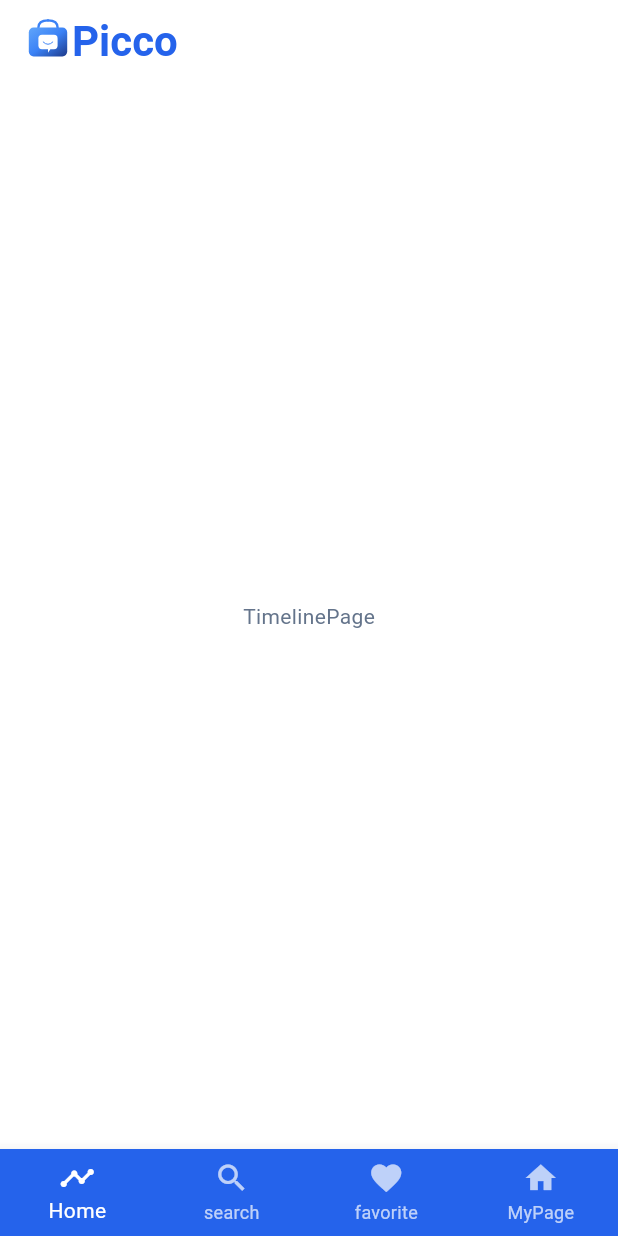
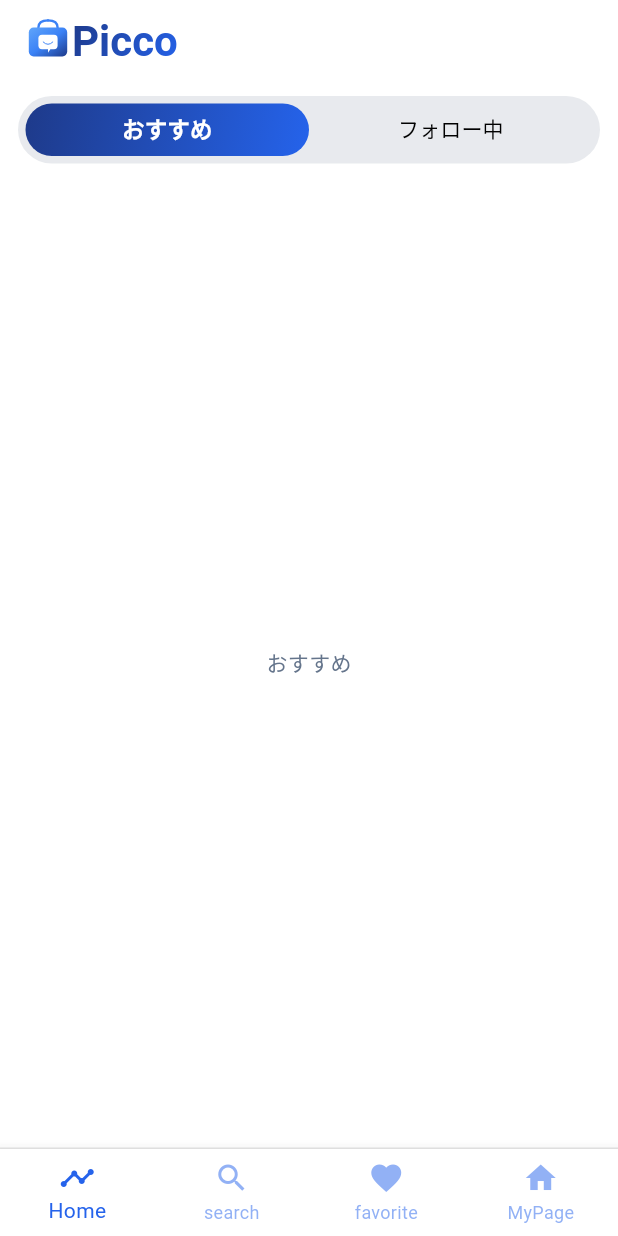
Before and after one commit to gon-papa/picco, a Flutter app: the screen it shows after launch, on a phone screen of 412 x 824 dp. Run offline on Flutter 3.47's test engine with Material 3 defaults, Android fonts, the phone set to English and light mode, and no system bars; our stand-ins replace flutter_riverpod, flutter_svg, go_router, vector_graphics.

Commit message:
テーマカラー追加とhome作成

```diff
--- a/lib/main.dart
+++ b/lib/main.dart
@@ -13,10 +13,17 @@ class MyApp extends ConsumerWidget {
   @override
   Widget build(BuildContext context, WidgetRef ref) {
     final router = ref.watch(goRouteProvider);
+    final mode = ref.watch(modeProvider);
     return MaterialApp.router(
       title: 'Flutter Demo',
-      theme: AppTheme.light,
+      theme: mode == AppMode.female ? AppTheme.female : AppTheme.male,
+      darkTheme: AppTheme.dark,
+      themeMode: mode == AppMode.dark ? ThemeMode.dark : ThemeMode.light,
       routerConfig: router,
     );
   }
 }
+
+final modeProvider = StateProvider<AppMode>((ref) => AppMode.male);
+
+enum AppMode { male, female, dark }
--- a/lib/main/main_scaffold.dart
+++ b/lib/main/main_scaffold.dart
@@ -1,8 +1,10 @@
 import 'package:flutter/material.dart';
 import 'package:flutter_riverpod/flutter_riverpod.dart';
 import 'package:picco/gen/assets.gen.dart';
+import 'package:picco/main.dart';
 import 'package:picco/main/mypage/page.dart';
 import 'package:picco/main/timeline/page.dart';
+import 'package:picco/thema.dart';
 
 class MainScreen extends ConsumerWidget {
   const MainScreen({super.key});
@@ -20,7 +22,7 @@ class MainScreen extends ConsumerWidget {
   }
 }
 
-class MainScaffold extends StatelessWidget {
+class MainScaffold extends ConsumerWidget {
   final int currentIndex;
   final ValueChanged<int> onTap;
   final Widget body;
@@ -40,30 +42,40 @@ class MainScaffold extends StatelessWidget {
   ];
 
   @override
-  Widget build(BuildContext context) {
+  Widget build(BuildContext context, WidgetRef ref) {
     final theme = Theme.of(context).colorScheme;
+    final mode = ref.watch(modeProvider);
     return Scaffold(
       appBar: AppBar(
         title: Row(
           mainAxisSize: MainAxisSize.min,
           children: [
             Assets.logo.logo.svg(width: 32, height: 32),
-            Text(
-              'Picco',
-              style: TextStyle(
-                color: theme.primary,
-                fontWeight: FontWeight.bold,
-                fontSize: 28,
+            ShaderMask(
+              shaderCallback:
+                  (bounds) => AppGradients.getGradient(mode).createShader(
+                    Rect.fromLTWH(0, 0, bounds.width, bounds.height),
+                  ),
+              blendMode: BlendMode.srcIn,
+              child: Text(
+                'Picco',
+                style: TextStyle(fontWeight: FontWeight.bold, fontSize: 28),
               ),
             ),
           ],
         ),
       ),
       body: body,
-      bottomNavigationBar: BottomNavigationBar(
-        items: _items,
-        currentIndex: currentIndex,
-        onTap: onTap,
+      bottomNavigationBar: Column(
+        mainAxisSize: MainAxisSize.min,
+        children: [
+          Divider(color: Colors.black.withValues(alpha: 0.1), height: 1),
+          BottomNavigationBar(
+            items: _items,
+            currentIndex: currentIndex,
+            onTap: onTap,
+          ),
+        ],
       ),
     );
   }
--- a/lib/main/timeline/page.dart
+++ b/lib/main/timeline/page.dart
@@ -1,11 +1,66 @@
 import 'package:flutter/material.dart';
 import 'package:flutter_riverpod/flutter_riverpod.dart';
+import 'package:picco/main.dart';
+import 'package:picco/thema.dart';
 
 class TimelinePage extends ConsumerWidget {
   const TimelinePage({super.key});
 
   @override
   Widget build(BuildContext context, WidgetRef ref) {
-    return Center(child: Text('TimelinePage'));
+    return _TabBar();
   }
 }
+
+class _TabBar extends ConsumerWidget {
+  const _TabBar();
+
+  @override
+  Widget build(BuildContext context, WidgetRef ref) {
+    final theme = Theme.of(context).colorScheme;
+    final mode = ref.watch(modeProvider);
+    return DefaultTabController(
+      length: 2,
+      child: Column(
+        children: [
+          Container(
+            height: 45,
+            margin: const EdgeInsets.symmetric(horizontal: 12, vertical: 8),
+            padding: const EdgeInsets.all(5),
+            decoration: BoxDecoration(
+              color: theme.onSurface.withValues(alpha: 0.15),
+              borderRadius: BorderRadius.circular(50), // 外枠の角丸
+            ),
+            child: TabBar(
+              dividerColor: Colors.transparent, // タブ間の線の色
+              indicator: BoxDecoration(
+                gradient: AppGradients.getGradient(mode), // タブの背景色
+                borderRadius: BorderRadius.circular(50), // indicator の角丸
+              ),
+              indicatorSize: TabBarIndicatorSize.tab,
+              labelColor: theme.onSecondary,
+              labelStyle: TextStyle(
+                fontSize: 15,
+                fontWeight: FontWeight.bold,
+              ), // 選択中文字色
+              unselectedLabelStyle: TextStyle(
+                fontSize: 14,
+                color: theme.onSurface.withValues(alpha: 0.3),
+              ),
+              unselectedLabelColor: Colors.black, // 非選択文字色
+              tabs: const [Tab(text: 'おすすめ'), Tab(text: 'フォロー中')],
+            ),
+          ),
+          const Expanded(
+            child: TabBarView(
+              children: [
+                Center(child: Text('おすすめ')),
+                Center(child: Text('フォロー中')),
+              ],
+            ),
+          ),
+        ],
+      ),
+    );
+  }
+}
--- a/lib/thema.dart
+++ b/lib/thema.dart
@@ -1,7 +1,8 @@
-// カスタムカラーパレット
 import 'package:flutter/material.dart';
+import 'package:picco/main.dart';
 
 class AppColors {
+  // 男性向け
   static const int _bluePrimaryValue = 0xFF2563EB;
   static const MaterialColor blue =
       MaterialColor(_bluePrimaryValue, <int, Color>{
@@ -17,66 +18,155 @@ class AppColors {
         900: Color(0xFF1E3A8A),
       });
 
-  static const int _navyPrimaryValue = 0xFF0284C7;
-  static const MaterialColor navy =
-      MaterialColor(_navyPrimaryValue, <int, Color>{
-        50: Color(0xFFE0F2FE),
-        100: Color(0xFFBAE6FD),
-        200: Color(0xFF7DD3FC),
-        300: Color(0xFF38BDF8),
-        400: Color(0xFF0EA5E9),
-        500: Color(_navyPrimaryValue),
-        600: Color(0xFF0369A1),
-        700: Color(0xFF075985),
-        800: Color(0xFF0C4A6E),
-        900: Color(0xFF082F49),
-      });
+  // ダークモード
+  static const Color backgroundDark = Color(0xFF1F1F1F);
+  static const Color surfaceDark = Color(0xFF2C2C2C);
+  static const Color onSurfaceDark = Color(0xFFE0E0E0);
+  static const Color accentDarkPrimary = Color(0xFFBB86FC); // 明るい紫
+  static const Color accentDarkSecondary = Color(0xFF03DAC6); // 明るいティール
+  static const Color accentDarkWarning = Color(0xFFFFC107); // アンバー
+  static const Color accentDarkSuccess = Color(0xFF4CAF50); // グリーン
 
-  static const Color steelLight = Color(0xFFF1F5F9);
-  static const Color steel = Color(0xFF475569);
-  static const Color steelDark = Color(0xFF0F172A);
+  // 女性向け
+  static const Color femaleLight = Color(0xFFFFEBEE);
+  static const Color female = Color(0xFFE53935);
+  static const Color femaleDark = Color(0xFFD32F2F);
+  static const Color femaleAccent = Color(0xFFFF5722);
 
-  static const Color azureLight = Color(0xFFE0F7FF);
-  static const Color azure = Color(0xFF38BDF8);
-  static const Color azureDark = Color(0xFF0369A1);
-
-  static const Color slateLight = Color(0xFFF8FAFC);
+  // 共通
   static const Color slate = Color(0xFF64748B);
   static const Color slateDark = Color(0xFF1E293B);
 }
 
-// テーマ設定
 class AppTheme {
-  static ThemeData get light {
+  static ThemeData get male {
     final cs = ColorScheme.light(
       primary: AppColors.blue,
       onPrimary: Colors.white,
-      secondary: AppColors.navy,
+      secondary: AppColors.blue.shade700,
       onSecondary: Colors.white,
       surface: Colors.white,
       onSurface: AppColors.slate,
-      error: Color(0xFFF87171), // destructive系の色に合わせる
+      error: const Color(0xFFF87171),
       onError: Colors.white,
     );
     return ThemeData(
       colorScheme: cs,
-      // primarySwatch を削除し、colorScheme を優先
       scaffoldBackgroundColor: cs.surface,
       appBarTheme: AppBarTheme(
         backgroundColor: cs.surface,
-        foregroundColor: cs.surface,
+        foregroundColor: cs.primary,
       ),
       bottomNavigationBarTheme: BottomNavigationBarThemeData(
-        backgroundColor: cs.primary,
-        selectedItemColor: cs.onPrimary,
-        unselectedItemColor: cs.onPrimary.withValues(alpha: 0.7),
+        backgroundColor: cs.onPrimary,
+        selectedItemColor: cs.primary,
+        unselectedItemColor: cs.primary.withValues(alpha: 0.5),
         type: BottomNavigationBarType.fixed,
       ),
       cardTheme: CardTheme(
-        color: AppColors.azureLight,
-        shadowColor: AppColors.azureDark,
+        color: AppColors.blue.shade50,
+        shadowColor: AppColors.blue.shade200,
         shape: RoundedRectangleBorder(borderRadius: BorderRadius.circular(8)),
       ),
     );
   }
+
+  static ThemeData get female {
+    final cs = ColorScheme.light(
+      primary: AppColors.female,
+      onPrimary: Colors.white,
+      secondary: AppColors.femaleAccent,
+      onSecondary: Colors.white,
+      surface: AppColors.femaleLight,
+      onSurface: AppColors.femaleDark,
+      error: const Color(0xFFD32F2F),
+      onError: Colors.white,
+    );
+    return ThemeData(
+      colorScheme: cs,
+      scaffoldBackgroundColor: cs.surface,
+      appBarTheme: AppBarTheme(
+        backgroundColor: cs.surface,
+        foregroundColor: cs.primary,
+      ),
+      bottomNavigationBarTheme: BottomNavigationBarThemeData(
+        backgroundColor: cs.onPrimary,
+        selectedItemColor: cs.primary,
+        unselectedItemColor: cs.primary.withValues(alpha: 0.5),
+        type: BottomNavigationBarType.fixed,
+      ),
+      cardTheme: CardTheme(
+        color: AppColors.femaleLight,
+        shadowColor: AppColors.femaleDark,
+        shape: RoundedRectangleBorder(borderRadius: BorderRadius.circular(8)),
+      ),
+    );
+  }
+
+  // ダークモード
+  static ThemeData get dark {
+    final cs = ColorScheme.dark(
+      primary: AppColors.blue.shade200,
+      onPrimary: Colors.black,
+      secondary: AppColors.blue.shade100,
+      onSecondary: Colors.black,
+      surface: AppColors.surfaceDark,
+      onSurface: AppColors.onSurfaceDark,
+      error: Color(0xFFCF6679),
+      onError: Colors.white,
+    );
+    return ThemeData(
+      brightness: Brightness.dark,
+      colorScheme: cs,
+      scaffoldBackgroundColor: cs.surface,
+      appBarTheme: AppBarTheme(
+        backgroundColor: cs.surface,
+        foregroundColor: cs.onSurface,
+      ),
+      bottomNavigationBarTheme: BottomNavigationBarThemeData(
+        backgroundColor: cs.surface,
+        selectedItemColor: cs.primary,
+        unselectedItemColor: cs.onSurface.withValues(alpha: 0.7),
+        type: BottomNavigationBarType.fixed,
+      ),
+      cardTheme: CardTheme(
+        color: cs.surface,
+        shadowColor: cs.onSurface,
+        shape: RoundedRectangleBorder(borderRadius: BorderRadius.circular(8)),
+      ),
+      textTheme: Typography.whiteMountainView,
+    );
+  }
 }
+
+class AppGradients {
+  // ダークモード
+  static LinearGradient primaryDark = LinearGradient(
+    colors: [AppColors.accentDarkPrimary, AppColors.accentDarkSecondary],
+    begin: Alignment.topLeft,
+    end: Alignment.bottomRight,
+  );
+
+  static LinearGradient primary = LinearGradient(
+    colors: [AppColors.blue.shade900, AppColors.blue.shade500],
+    begin: Alignment.topLeft,
+    end: Alignment.bottomRight,
+  );
+
+  static const LinearGradient female = LinearGradient(
+    colors: [AppColors.femaleDark, AppColors.femaleAccent],
+    begin: Alignment.topLeft,
+    end: Alignment.bottomRight,
+  );
+
+  static LinearGradient getGradient(AppMode mode) {
+    switch (mode) {
+      case AppMode.male:
+        return primary;
+      case AppMode.female:
+        return female;
+      case AppMode.dark:
+        return primaryDark;
+    }
+  }
+}
```
